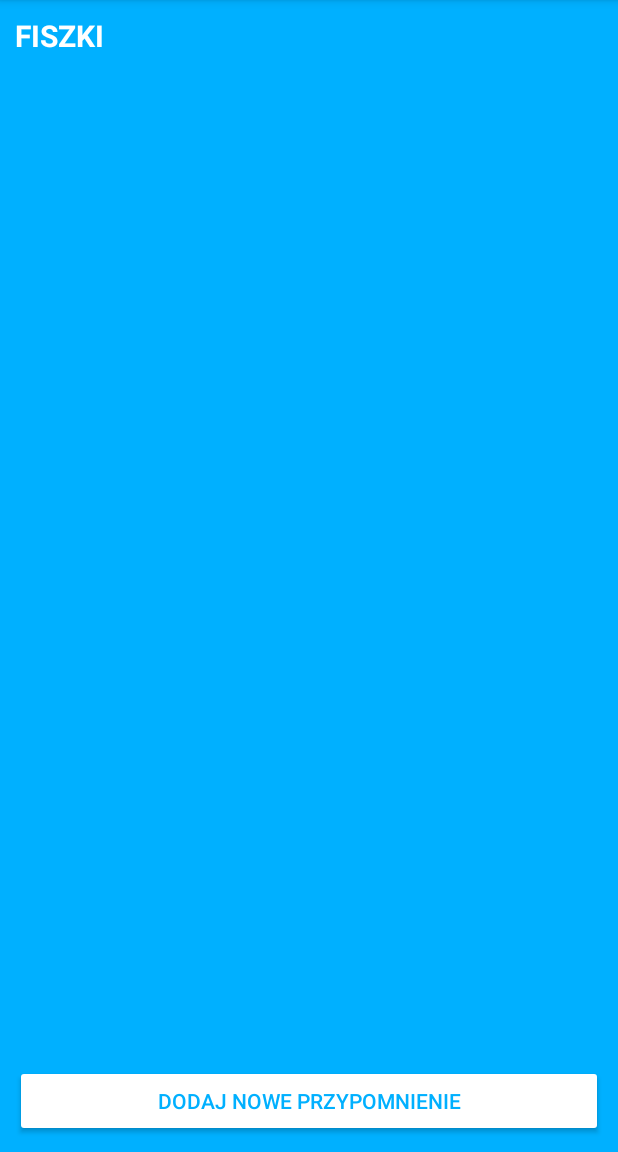
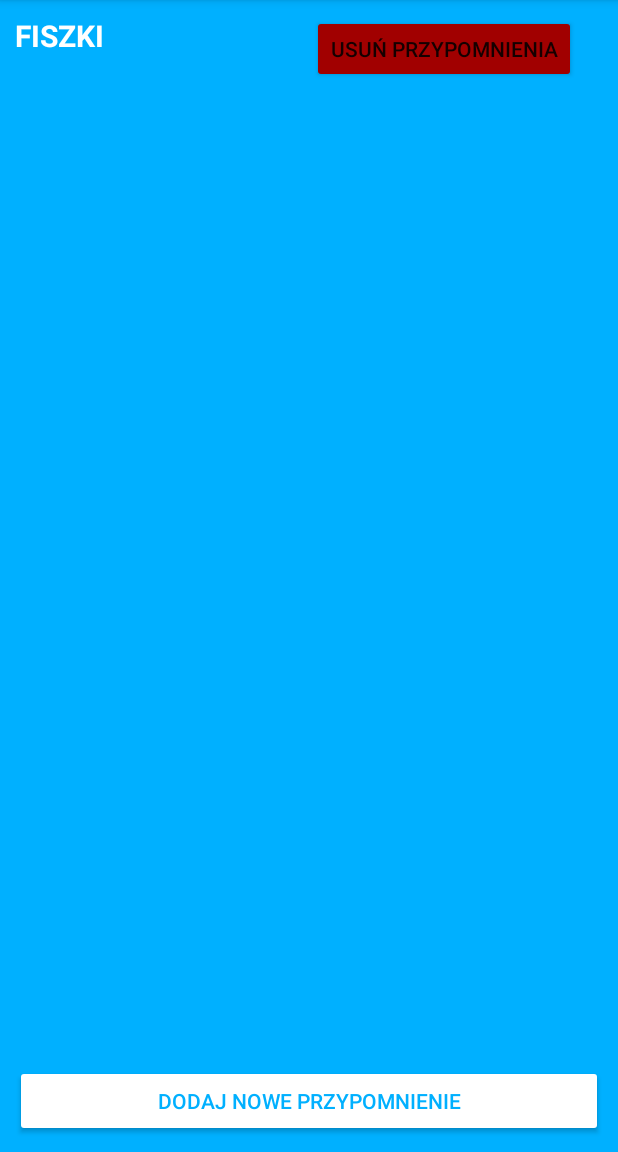
Before and after one commit to MarcinCzernek/EasyEnglish, an Android app: the screen it shows after launch (PrzypomnienieMenuActivity), after a tap on "PRZYPOMNIENIA", on a phone screen of 412 x 824 dp, the part 84-1236 px from its top. Run offline under Robolectric (Android 15) with nearby library versions, the phone set to English and light mode, and no system bars.

Commit message:
Przed zmianami w przypomnieniach

```diff
--- a/app/build.gradle
+++ b/app/build.gradle
@@ -30,6 +30,7 @@ dependencies {
     implementation 'androidx.appcompat:appcompat:1.2.0'
     implementation 'com.google.android.material:material:1.4.0'
     implementation 'androidx.constraintlayout:constraintlayout:2.0.4'
+    implementation 'androidx.room:room-common:2.4.3'
     testImplementation 'junit:junit:4.12'
     androidTestImplementation 'androidx.test.ext:junit:1.1.2'
     androidTestImplementation 'androidx.test.espresso:espresso-core:3.3.0'
--- a/app/src/main/java/com/mc/englishlearn/przypomnienia/EkranSplashActivity.java
+++ b/app/src/main/java/com/mc/englishlearn/EkranStartowyActivity.java
@@ -1,4 +1,4 @@
-package com.mc.englishlearn.przypomnienia;
+package com.mc.englishlearn;
 
 import android.content.Intent;
 import android.os.Bundle;
@@ -6,19 +6,22 @@ import android.os.Handler;
 
 import androidx.appcompat.app.AppCompatActivity;
 
+import com.mc.englishlearn.MenuActivity;
 import com.mc.englishlearn.R;
 
-public class EkranSplashActivity extends AppCompatActivity {
+public class EkranStartowyActivity extends AppCompatActivity {
 
     @Override
     protected void onCreate(Bundle savedInstanceState) {
         super.onCreate(savedInstanceState);
-        setContentView(R.layout.ekran_splash);
+
+        setContentView(R.layout.ekran_startowy);
 
         int sekundyOpoznione = 1;
         new Handler().postDelayed(new Runnable() {
             public void run() {
-                startActivity(new Intent(getApplicationContext(), PrzypomnienieMenuActivity.class));             //po 500 milisekundach ten blok wywołuje przypomnienieMainActivity
+                //po 500 milisekundach ten blok wywołuje menu główne aplikacji
+                startActivity(new Intent(getApplicationContext(), MenuActivity.class));
                 finish();
             }
         }, sekundyOpoznione * 500);
--- a/app/src/main/java/com/mc/englishlearn/MenuActivity.java
+++ b/app/src/main/java/com/mc/englishlearn/MenuActivity.java
@@ -15,6 +15,8 @@ import com.mc.englishlearn.odtwarzacz.OdtwarzaczActivity;
 import com.mc.englishlearn.przypomnienia.PrzypomnienieMenuActivity;
 
 
+// apka-a-0001-rc "release candidate" w fazie alfa
+
 public class MenuActivity extends AppCompatActivity {
 
     Button wyjsciePrzycisk;
@@ -26,6 +28,7 @@ public class MenuActivity extends AppCompatActivity {
 
         wyjsciePrzycisk = findViewById(R.id.wyjscie);
 
+        //Wyjście z aplikacji
         wyjsciePrzycisk.setOnClickListener(new View.OnClickListener() {
             @Override
             public void onClick(View view) {
--- a/app/src/main/java/com/mc/englishlearn/odtwarzacz/OdtwarzaczActivity.java
+++ b/app/src/main/java/com/mc/englishlearn/odtwarzacz/OdtwarzaczActivity.java
@@ -180,16 +180,18 @@ public class OdtwarzaczActivity extends AppCompatActivity {
         replayButton.setOnClickListener(new View.OnClickListener() {
             @Override
             public void onClick(View view) {
-                if(isRepeat){
+                if (mMediaPlayer != null) {
+                    if (isRepeat) {
                         isRepeat = false;
                         mMediaPlayer.setLooping(false);
                         replayButton.setText("Powtórka wyłączona");
                         Toast.makeText(OdtwarzaczActivity.this, "Tryb powtórki jest wyłączony", Toast.LENGTH_SHORT).show();
-                }else{
+                    } else {
                         isRepeat = true;
                         mMediaPlayer.setLooping(true);
                         replayButton.setText("Powtórka włączona");
                         Toast.makeText(OdtwarzaczActivity.this, "Tryb powtórki jest włączony", Toast.LENGTH_SHORT).show();
+                    }
                 }
             }
         });
--- a/app/src/main/java/com/mc/englishlearn/przypomnienia/Adapter.java
+++ b/app/src/main/java/com/mc/englishlearn/przypomnienia/Adapter.java
@@ -1,8 +1,17 @@
 package com.mc.englishlearn.przypomnienia;
 
+import android.app.AlertDialog;
+import android.app.Dialog;
+import android.content.Context;
+import android.content.DialogInterface;
+import android.database.sqlite.SQLiteDatabase;
 import android.view.LayoutInflater;
 import android.view.View;
 import android.view.ViewGroup;
+import android.view.WindowManager;
+import android.widget.Button;
+import android.widget.EditText;
+import android.widget.ImageView;
 import android.widget.TextView;
 
 import androidx.annotation.NonNull;
@@ -15,21 +24,27 @@ import java.util.ArrayList;
 
 public class Adapter extends RecyclerView.Adapter<Adapter.myviewholder> {
 
-    ArrayList<Model> zbiórDanych = new ArrayList<Model>(); //array lista do trzymania przypomnień
+    ArrayList <Kartka> zbiórDanych = new ArrayList<Kartka>(); //array lista do trzymania przypomnień
+    private Context context;
+    ZarzadzanieBazaDanych zarzadzanieBazaDanych;
 
-    public Adapter(ArrayList<Model> zbiórDanych) {
+
+    public Adapter(ArrayList<Kartka> zbiórDanych) {
         this.zbiórDanych = zbiórDanych;
+
     }
 
+    //wypełnia plik xml w recyclerview
     @NonNull
     @Override
     public myviewholder onCreateViewHolder(@NonNull ViewGroup parent, int viewType){
-        View view = LayoutInflater.from(parent.getContext()).inflate(R.layout.pojedynczy_plik_przypomnienia, parent, false); //wypełnia plik xml w recyclerview
+        View view = LayoutInflater.from(parent.getContext()).inflate(R.layout.pojedynczy_plik_przypomnienia, parent, false);
         return new myviewholder(view);
     }
 
+    //Powiązanie pojedynczych obiektów przypomnienia z widokiem recyklera
     public void onBindViewHolder(@NonNull myviewholder holder, int position){
-        holder.tytul.setText(zbiórDanych.get(position).getTytul());               //Powiązanie pojedynczych obiektów przypomnienia z widokiem recyklera
+        holder.tytul.setText(zbiórDanych.get(position).getTytul());
         holder.data.setText(zbiórDanych.get(position).getData());
         holder.czas.setText(zbiórDanych.get(position).getCzas());
     }
@@ -40,14 +55,17 @@ public class Adapter extends RecyclerView.Adapter<Adapter.myviewholder> {
     }
 
     class myviewholder extends RecyclerView.ViewHolder{
+
         TextView tytul, data, czas;
+        ImageView btEdit,btDelete;
 
         public myviewholder(@NonNull View itemView) {
             super(itemView);
-
-            tytul = (TextView) itemView.findViewById(R.id.tytul);   //przechowuje referencję materiałów do wyświetlania danych w recyclerview                            //holds the reference of the materials to show data in recyclerview
+           //przechowuje referencję materiałów do wyświetlania danych w recyclerview
+            tytul = (TextView) itemView.findViewById(R.id.tytul);
             data = (TextView) itemView.findViewById(R.id.data);
             czas = (TextView) itemView.findViewById(R.id.czas);
+
         }
     }
 }
--- a/app/src/main/java/com/mc/englishlearn/przypomnienia/PrzypomnienieMenuActivity.java
+++ b/app/src/main/java/com/mc/englishlearn/przypomnienia/PrzypomnienieMenuActivity.java
@@ -17,45 +17,66 @@ import java.util.ArrayList;
 
 public class PrzypomnienieMenuActivity extends AppCompatActivity {
 
-    Button dodajPrzypomnieniePrzycisk;
-    //Button addReminder;
-    //Button deleteReminder;
-    RecyclerView listaPrzypomnień;
-    ArrayList <Model> zbiórDanych = new ArrayList<Model>();//Array list do dodawania przypomnień i wyświetlania w recycleview
+    RecyclerView listaPrzypomnien;
+
     Adapter adapter;
 
+    Button dodajPrzypomnieniePrzycisk, usun;
+
+    //Array lista do dodawania kartek z przypomnieniami i wyświetlania ich w Recycleview
+    ArrayList <Kartka> zbiórDanych = new ArrayList<Kartka>();
 
     protected void onCreate(Bundle savedInstanceState){
         super.onCreate(savedInstanceState);
         setContentView(R.layout.przypomnienie_aktywnosc_menu);
 
-        dodajPrzypomnieniePrzycisk = (Button) findViewById(R.id.dodajPrzypomnienie); //Przycisk u dołu do zmiany aktywności
-        listaPrzypomnień = (RecyclerView) findViewById(R.id.lista);
-        listaPrzypomnień.setLayoutManager(new LinearLayoutManager(getApplicationContext()));
-        //deleteReminder = (Button) findViewById(R.id.deleteReminder);
+        usun = (Button) findViewById(R.id.usun);
 
+        //Przycisk u dołu do zmiany aktywności
+        dodajPrzypomnieniePrzycisk = (Button) findViewById(R.id.dodajPrzypomnienie);
+        listaPrzypomnien = (RecyclerView) findViewById(R.id.lista);
+        listaPrzypomnien.setLayoutManager(new LinearLayoutManager(getApplicationContext()));
+
+
+         //Przycisk rozpoczyna nową aktywność, aby dodać Przypomnienie
         dodajPrzypomnieniePrzycisk.setOnClickListener(new View.OnClickListener() {
             @Override
             public void onClick(View view) {
                 Intent intent = new Intent(getApplicationContext(), Przypomnienie.class);
-                startActivity(intent);                                               //Rozpoczyna nową aktywność, aby dodać Przypomnienia
+                startActivity(intent);
+            }
+        });
+
+        usun.setOnClickListener(new View.OnClickListener() {
+            @Override
+            public void onClick(View view) {
+                ZarzadzanieBazaDanych zarzadzanieBazaDanych = new ZarzadzanieBazaDanych(getApplicationContext());
+                zarzadzanieBazaDanych.usunWszystkiePrzypomnienia();
+                adapter.notifyDataSetChanged();
+
             }
         });
 
 
-        Cursor kursor = new ZarzadzanieBazaDanych(getApplicationContext()).czytWszystkiePrzypomnienia(); //kursor do ładowania danych z bazy
+          //kursor do ładowania danych z bazy
+        Cursor kursor = new ZarzadzanieBazaDanych(getApplicationContext()).czytWszystkiePrzypomnienia();
+
         while(kursor.moveToNext()){
-            Model model = new Model(kursor.getString(1),kursor.getString(2),kursor.getString(3));
-            zbiórDanych.add(model);
+            Kartka kartka = new Kartka(kursor.getString(1),kursor.getString(2),kursor.getString(3));
+            zbiórDanych.add(kartka);
         }
 
+    //Wiąże adapter z recyclerview
         adapter = new Adapter(zbiórDanych);
-        listaPrzypomnień.setAdapter(adapter);                   //Wiąże adapter z recyclerview
+        listaPrzypomnien.setAdapter(adapter);
     }
 
+
+    //Zmusza użytkownika do wyjścia z aplikacji
     public void onBackPressed(){
-        finish();                                       //Zmusza użytkownika do wyjścia z aplikacji
+        finish();
         super.onBackPressed();
     }
 
+
 }
--- a/app/src/main/java/com/mc/englishlearn/przypomnienia/WiadomoscPowiadamiajaca.java
+++ b/app/src/main/java/com/mc/englishlearn/przypomnienia/WiadomoscPowiadamiajaca.java
@@ -8,11 +8,13 @@ import androidx.appcompat.app.AppCompatActivity;
 import com.mc.englishlearn.R;
 
 public class WiadomoscPowiadamiajaca extends AppCompatActivity {
+
 TextView wiadomoscTekst;
 
 @Override
 protected void onCreate(Bundle savedInstanceState){
     super.onCreate(savedInstanceState);
+
     setContentView(R.layout.przypomnienie_aktywnosc_wiadomosc);
     wiadomoscTekst = findViewById(R.id.wiadomosc);
     Bundle pakiet = getIntent().getExtras();
--- a/app/src/main/java/com/mc/englishlearn/przypomnienia/ZarzadzanieBazaDanych.java
+++ b/app/src/main/java/com/mc/englishlearn/przypomnienia/ZarzadzanieBazaDanych.java
@@ -11,7 +11,8 @@ import androidx.annotation.Nullable;
 
 public class ZarzadzanieBazaDanych extends SQLiteOpenHelper{
 
-    private static String nazwaBazyDanych = "przypomnienia"; //nazwa tabeli do przechowywania przypomnień w sqlite
+    //nazwa tabeli do przechowywania przypomnień w sqlite
+    private static String nazwaBazyDanych = "przypomnienia";
 
     public ZarzadzanieBazaDanych(@Nullable Context context){
         super(context,nazwaBazyDanych,null,1);
@@ -19,39 +20,59 @@ public class ZarzadzanieBazaDanych extends SQLiteOpenHelper{
 
     @Override
     public void onCreate(SQLiteDatabase sqLiteBazaDanych) {
-      String zapytanie = "create table przypomnienia(id integer primary key autoincrement,tytul text, data text, czas text)";
-        sqLiteBazaDanych.execSQL(zapytanie);
+      String zapytanieTworzące = "create table przypomnienia(id integer primary key autoincrement,tytul text, data text, czas text)";
+        sqLiteBazaDanych.execSQL(zapytanieTworzące);
     }
 
     @Override
     public void onUpgrade(SQLiteDatabase sqLiteBazaDanych, int i, int i1) {
-        String zapytanie = "DROP TABLE IF EXISTS przypomnienia";                                         //sql kwerenda aby sprawdzić tablicę z tą samą nazwą lub inną nazwą
-        sqLiteBazaDanych.execSQL(zapytanie);                                                              //wykonuje zapytanie sql
+
+        //sql kwerenda aby sprawdzić tablicę z tą samą nazwą lub inną nazwą
+        String zapytanieSprawdzające = "DROP TABLE IF EXISTS przypomnienia";
+
+        //wykonuje zapytanie sql
+        sqLiteBazaDanych.execSQL(zapytanieSprawdzające);
         onCreate(sqLiteBazaDanych);
     }
 
     public String dodajPrzypomnienie(String tytul, String data, String czas) {
         SQLiteDatabase bazaDanych = this.getReadableDatabase();
 
+        //Wprowadza dane do bazy danych sqlite
         ContentValues trescWartosci = new ContentValues();
-        trescWartosci.put("tytul", tytul);                                                          //Wprowadza dane do bazy  danych sqlite
+        trescWartosci.put("tytul", tytul);
         trescWartosci.put("data", data);
         trescWartosci.put("czas", czas);
 
-        float wynik = bazaDanych.insert("przypomnienia", null, trescWartosci);    //zwraca -1 jeśli dane pomyslnie wprowadzi do bazy danych
+        //zwraca -1 jeśli dane pomyślnie wprowadzi do bazy danych
+        float wynik = bazaDanych.insert("przypomnienia", null, trescWartosci);
 
         if (wynik == -1) {
             return "Nie udało się";
         } else {
-            return "Sukcesywnie wprowadzono";
+            return "Przypomnienie wprowadzone";
         }
 
     }
 
     public Cursor czytWszystkiePrzypomnienia() {
         SQLiteDatabase bazaDanych = this.getWritableDatabase();
-        String zapytanie = "select * from przypomnienia order by id desc";                               //Kwerenda sql do odrzyskania danych z bazy danych
-        Cursor kursor = bazaDanych.rawQuery(zapytanie, null);
+        //Kwerenda sql do odrzyskania danych z bazy danych
+        String zapytanieOdczytujace = "select * from przypomnienia order by id desc";
+        Cursor kursor = bazaDanych.rawQuery(zapytanieOdczytujace, null);
         return kursor;
+
     }
+
+    public void usunWszystkiePrzypomnienia(){
+        String zapytanieUsuwawacze = "DELETE FROM przypomnienia";
+        SQLiteDatabase bazaDanych = this.getWritableDatabase();
+        //SPKG //usuwa wszystkie wiersze w tablicy przypomnienia
+        bazaDanych.execSQL(zapytanieUsuwawacze);
+       // bazaDanych.close();
+
+    }
+
+
+
 }
--- a/app/src/main/res/layout/ekran_splash.xml
+++ b/app/src/main/res/layout/ekran_startowy.xml
@@ -6,7 +6,7 @@
     <ImageView
         android:layout_width="match_parent"
         android:layout_height="match_parent"
-        android:scaleType="fitXY"
+        android:scaleType="centerInside"
         android:src="@drawable/g14947"/>
 
 </androidx.constraintlayout.widget.ConstraintLayout>
--- a/app/src/main/res/layout/odtwarzacz_aktywnosc.xml
+++ b/app/src/main/res/layout/odtwarzacz_aktywnosc.xml
@@ -116,7 +116,7 @@
         android:layout_width="wrap_content"
         android:layout_height="wrap_content"
         android:orientation="horizontal"
-        app:layout_constraintGuide_begin="454dp" />
+        app:layout_constraintGuide_begin="405dp" />
 
 
 </androidx.constraintlayout.widget.ConstraintLayout>
--- a/app/src/main/res/layout/przypomnienie_aktywnosc_menu.xml
+++ b/app/src/main/res/layout/przypomnienie_aktywnosc_menu.xml
@@ -19,10 +19,11 @@
 
     <androidx.recyclerview.widget.RecyclerView
         android:id="@+id/lista"
-        android:layout_width="match_parent"
-        android:layout_height="match_parent"
+        android:layout_width="385dp"
+        android:layout_height="wrap_content"
         android:layout_above="@id/dodajPrzypomnienie"
-        android:layout_below="@id/tytulPrzypomnienia" />
+        android:layout_below="@id/tytulPrzypomnienia"
+        android:layout_marginTop="17dp" />
 
     <Button
         android:id="@+id/dodajPrzypomnienie"
@@ -33,5 +34,16 @@
         android:backgroundTint="@color/white"
         android:textColor="#00B0FF" />
 
+    <Button
+        android:id="@+id/usun"
+        android:layout_width="wrap_content"
+        android:layout_height="45dp"
+        android:layout_alignParentTop="true"
+        android:layout_alignParentEnd="true"
+        android:layout_marginTop="0dp"
+        android:layout_marginEnd="18dp"
+        android:backgroundTint="@color/red"
+        android:text="Usuń przypomnienia" />
+
 
 </RelativeLayout>
--- a/app/src/main/res/layout/przypomnienie_powiadomienie_uklad.xml
+++ b/app/src/main/res/layout/przypomnienie_powiadomienie_uklad.xml
@@ -15,7 +15,7 @@
             android:layout_height="50dp"
             android:layout_alignParentRight="true"
             android:layout_centerVertical="true"
-            android:text="Odstaw przypomnienie" />
+            android:text="Odstaw" />
 
         <ImageView
             android:id="@+id/ikonka"
```
Also changed, not shown: app/src/main/AndroidManifest.xml (+8 -4 lines), app/src/main/java/com/mc/englishlearn/przypomnienia/Alarm.java (+11 -7 lines), app/src/main/java/com/mc/englishlearn/przypomnienia/Kartka.java (renamed from app/src/main/java/com/mc/englishlearn/przypomnienia/Model.java, +9 -4 lines), app/src/main/java/com/mc/englishlearn/przypomnienia/Przypomnienie.java (+9 -12 lines), app/src/main/res/drawable/ic_delete.xml (added, +10 -0 lines), app/src/main/res/drawable/ic_edit.xml (added, +10 -0 lines), app/src/main/res/layout/pojedynczy_plik_przypomnienia.xml (+19 -1 lines). Lines whose indentation alone changed are shown as unchanged.
